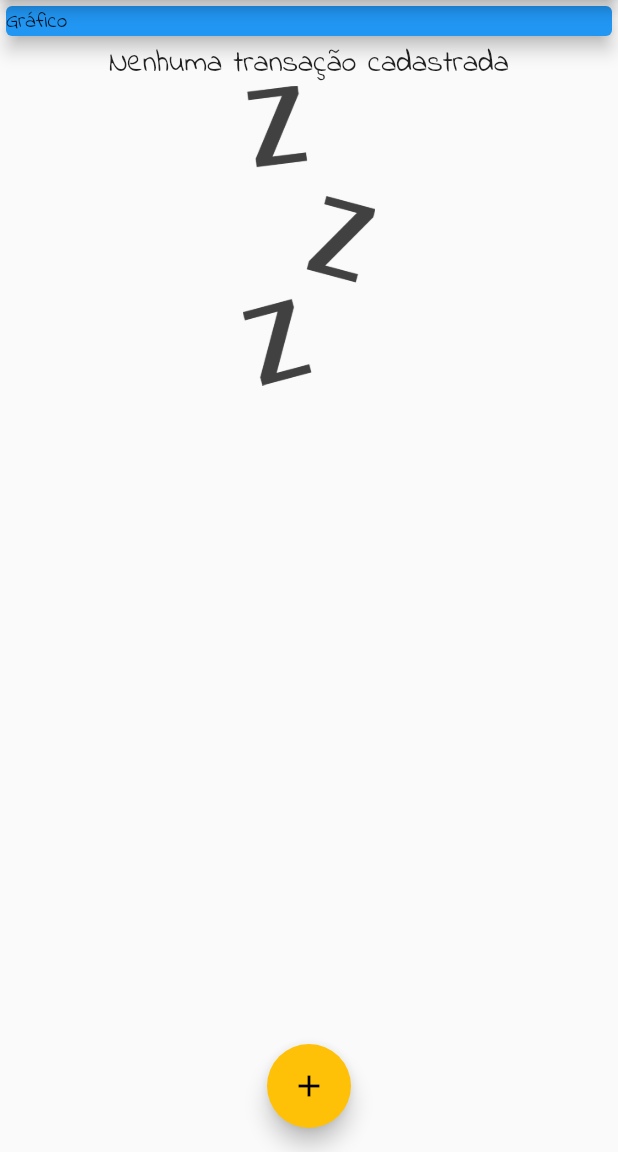
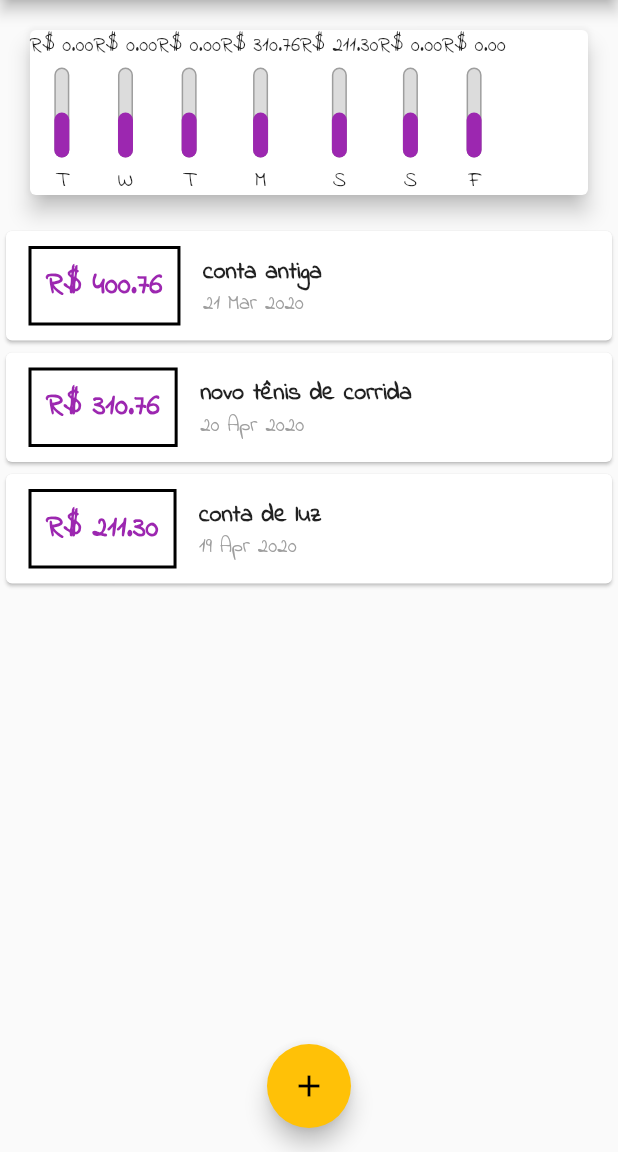
Before and after one commit to alexmaruyama/expenses, a Flutter app: the screen it shows after launch, on a phone screen of 412 x 824 dp, the part 84-1236 px from its top. Run offline on Flutter 3.47's test engine with Material 2 defaults, Android fonts, the phone set to English and light mode, and no system bars.

Commit message:
elaboração do módulo da parte gráfica

```diff
--- /dev/null
+++ b/lib/components/chart.dart
@@ -0,0 +1,53 @@
+import 'package:flutter/material.dart';
+import 'package:projeto1/components/chart_bar.dart';
+import 'package:projeto1/models/transaction.dart';
+import 'package:intl/intl.dart';
+
+class Chart extends StatelessWidget {
+  final List<Transaction> recentTransaction;
+
+  Chart(this.recentTransaction);
+
+  List<Map<String, Object>> get groupedTransactions {
+    return List.generate(7, (index) {
+      final weekDay = DateTime.now().subtract(
+        Duration(days: index),
+      );
+
+      double totalSum = 0.0;
+
+      for (var i = 0; i < recentTransaction.length; i++) {
+        bool sameDay = recentTransaction[i].date.day == weekDay.day;
+        bool sameMonth = recentTransaction[i].date.month == weekDay.month;
+        bool sameYear = recentTransaction[i].date.year == weekDay.year;
+
+        if (sameDay && sameMonth && sameYear) {
+          totalSum += recentTransaction[i].value;
+        }
+      }
+
+      return {
+        'day': DateFormat.E().format(weekDay)[0],
+        'value': totalSum,
+      };
+    });
+  }
+
+  @override
+  Widget build(BuildContext context) {
+    groupedTransactions;
+    return Card(
+      elevation: 6,
+      margin: EdgeInsets.all(20),
+      child: Row(
+        children: groupedTransactions.map((tr) {
+          return ChartBar(
+            label: tr['day'],
+            value: tr['value'],
+            percentage: 0.5,
+          );
+        }).toList(),
+      ),
+    );
+  }
+}
--- /dev/null
+++ b/lib/components/chart_bar.dart
@@ -0,0 +1,53 @@
+import 'package:flutter/material.dart';
+
+class ChartBar extends StatelessWidget {
+  final String label;
+  final double value;
+  final double percentage;
+
+  ChartBar({
+    this.label,
+    this.value,
+    this.percentage,
+  });
+
+  @override
+  Widget build(BuildContext context) {
+    return Column(
+      children: <Widget>[
+        Text('R\$ ${value.toStringAsFixed(2)}'),
+        SizedBox(height: 5),
+        Container(
+          height: 60,
+          width: 10,
+          child: Stack(
+            alignment: Alignment.bottomCenter,
+            children: <Widget>[
+              Container(
+                decoration: BoxDecoration(
+                  border: Border.all(
+                    color: Colors.grey,
+                    width: 1.0,
+                  ),
+                  color: Color.fromRGBO(220, 220, 220, 1),
+                  borderRadius: BorderRadius.circular(5),
+                ),
+              ),
+              FractionallySizedBox(
+                heightFactor: percentage,
+                child: Container(
+                  decoration: BoxDecoration(
+                    color: Theme.of(context).primaryColor,
+                    borderRadius: BorderRadius.circular(5),
+                  ),
+                ),
+              ),
+            ],
+          ),
+        ),
+        SizedBox(height: 5),
+        Text(label),
+      ],
+    );
+  }
+}
--- a/lib/main.dart
+++ b/lib/main.dart
@@ -1,4 +1,5 @@
 import 'package:flutter/material.dart';
+import 'package:projeto1/components/chart.dart';
 import 'package:projeto1/components/transaction_form.dart';
 import 'dart:math';
 import './models/transaction.dart';
@@ -27,19 +28,33 @@ class MyHomePage extends StatefulWidget {
 
 class _MyHomePageState extends State<MyHomePage> {
   final List<Transaction> _transactions = [
-    // Transaction(
-    //   id: 't1',
-    //   title: 'novo tênis de corrida',
-    //   value: 310.76,
-    //   date: DateTime.now(),
-    // ),
-    // Transaction(
-    //   id: 't2',
-    //   title: 'conta de luz',
-    //   value: 211.30,
-    //   date: DateTime.now(),
-    // )
+    Transaction(
+      id: 't0',
+      title: 'conta antiga',
+      value: 400.76,
+      date: DateTime.now().subtract(Duration(days: 33)),
+    ),
+    Transaction(
+      id: 't1',
+      title: 'novo tênis de corrida',
+      value: 310.76,
+      date: DateTime.now().subtract(Duration(days: 3)),
+    ),
+    Transaction(
+      id: 't2',
+      title: 'conta de luz',
+      value: 211.30,
+      date: DateTime.now().subtract(Duration(days: 4)),
+    )
   ];
+
+  List<Transaction> get _recentTransactions {
+    return _transactions.where((tr) {
+      return tr.date.isAfter(DateTime.now().subtract(
+        Duration(days: 7),
+      ));
+    }).toList();
+  }
 
   _addTransaction(String title, double value) {
     final newTransaction = Transaction(
@@ -49,14 +64,11 @@ class _MyHomePageState extends State<MyHomePage> {
       date: DateTime.now(),
     );
 
-
-
-    Navigator.of(context).pop();
-  }
-
     setState(() {
       _transactions.add(newTransaction);
     });
+    Navigator.of(context).pop();
+  }
 
   _openTransactionFormModal(BuildContext context) {
     showModalBottomSheet(
@@ -83,10 +95,8 @@ class _MyHomePageState extends State<MyHomePage> {
           crossAxisAlignment: CrossAxisAlignment.stretch,
           children: <Widget>[
             Container(
-              child: Card(
-                color: Colors.blue,
-                child: Text('Gráfico'),
-                elevation: 5,
+              child: Chart(
+                _recentTransactions,
               ),
             ),
             TransactionList(_transactions),
```
